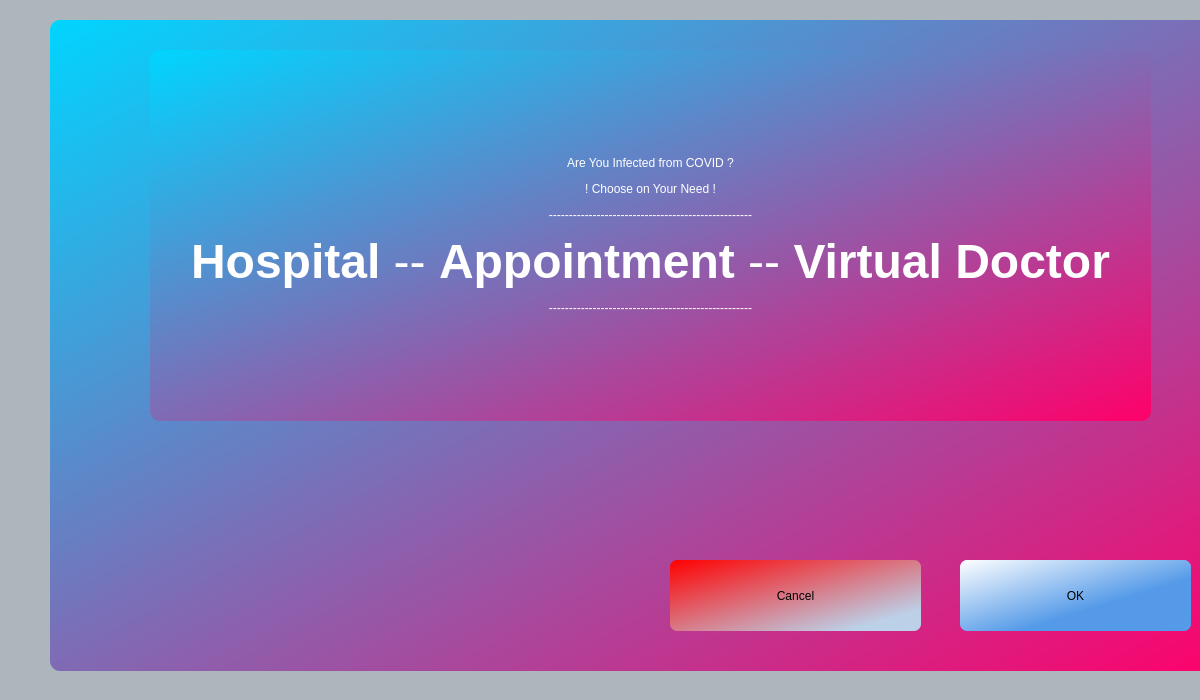
Qt form CoviCURE/Forms/Hospital/choosehospitals.ui (ayush-regmi/CoviCURE) before a commit.
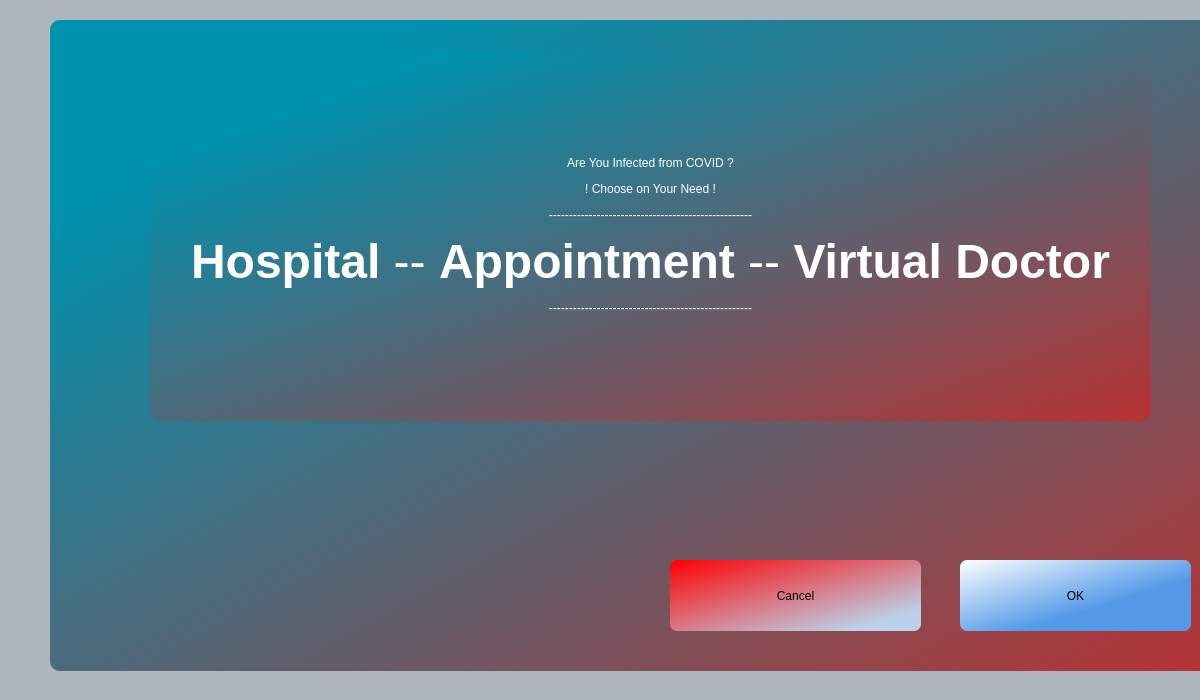
The same form after that commit.

Diff of the .ui file:
```diff
--- a/CoviCURE/Forms/Hospital/choosehospitals.ui
+++ b/CoviCURE/Forms/Hospital/choosehospitals.ui
@@ -26,7 +26,7 @@
     </rect>
    </property>
    <property name="styleSheet">
-    <string notr="true">background-color: qlineargradient(spread:reflect, x1:0, y1:0, x2:1, y2:1, stop:0 rgba(0, 213, 255, 255), stop:1 rgba(255, 0, 106, 255));
+    <string notr="true">background-color: qlineargradient(spread:reflect, x1:0, y1:0, x2:1, y2:1, stop:0.153409 rgba(0, 145, 174, 255), stop:1 rgba(184, 50, 50, 255));
 border-radius: 10px;</string>
    </property>
    <property name="title">
```
